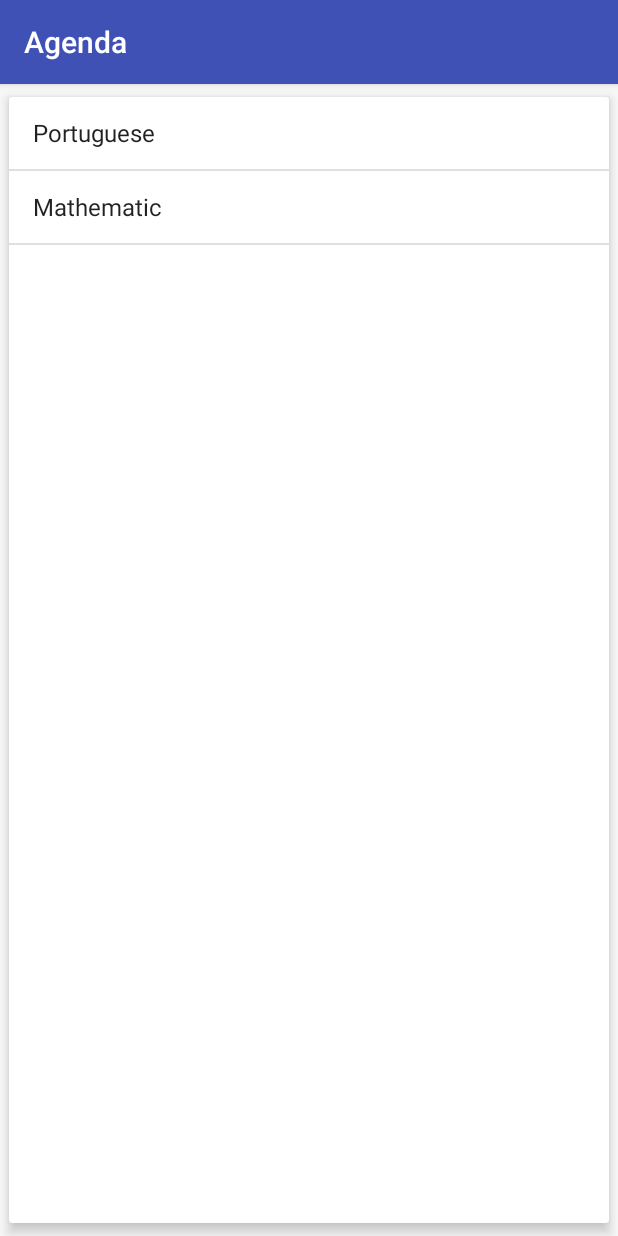
After one commit to yuriyonamine/Agenda, an Android app: the TestListFragment screen opened directly, with no data from a screen before it, on a phone screen of 412 x 824 dp. The commit adds this screen. Run offline under Robolectric (Android 15) with nearby library versions, the light colour scheme and no system bars.

Commit message:
Create a fragment layout to show the Topic of the tests

```diff
--- a/app/build.gradle
+++ b/app/build.gradle
@@ -20,10 +20,11 @@ android {
 }
 
 dependencies {
-    compile fileTree(dir: 'libs', include: ['*.jar'])
+    compile fileTree(include: ['*.jar'], dir: 'libs')
     androidTestCompile('com.android.support.test.espresso:espresso-core:2.2.2', {
         exclude group: 'com.android.support', module: 'support-annotations'
     })
     compile 'com.android.support:appcompat-v7:24.2.1'
     testCompile 'junit:junit:4.12'
+    compile 'com.android.support:cardview-v7:25.1.0'
 }
--- a/app/src/main/AndroidManifest.xml
+++ b/app/src/main/AndroidManifest.xml
@@ -29,6 +29,7 @@
             </intent-filter>
         </activity>
         <activity android:name=".RegisterFormActivity" />
+        <activity android:name=".TestsActivity"/>
 
         <receiver
             android:name=".receiver.SmsReceiver"
--- /dev/null
+++ b/app/src/main/java/com/example/play/yuri/agenda/TestListFragment.java
@@ -0,0 +1,54 @@
+package com.example.play.yuri.agenda;
+
+import android.os.Bundle;
+import android.support.annotation.Nullable;
+import android.support.v4.app.Fragment;
+import android.support.v4.widget.ListViewAutoScrollHelper;
+import android.util.ArraySet;
+import android.view.LayoutInflater;
+import android.view.View;
+import android.view.ViewGroup;
+import android.widget.AdapterView;
+import android.widget.ArrayAdapter;
+import android.widget.ListView;
+import android.widget.Toast;
+
+import com.example.play.yuri.agenda.R;
+import com.example.play.yuri.agenda.model.Test;
+
+import java.util.Arrays;
+import java.util.List;
+
+public class TestListFragment extends Fragment {
+    @Nullable
+    @Override
+    public View onCreateView(LayoutInflater inflater, @Nullable ViewGroup container, @Nullable Bundle savedInstanceState) {
+        View view = inflater.inflate(R.layout.tests_list_fragment, container, false);
+        List<String> portugueseTopics = Arrays.asList("Subject", "Predicate", "Direct Object", "Indirect Object");
+        Test portugueseTest = new Test("Portuguese", "06/02/2017", portugueseTopics);
+
+        List<String> mathTopics = Arrays.asList("Trigonometry", "Natural Numbers");
+        Test mathTest = new Test("Mathematic", "06/05/2017", mathTopics);
+
+        List<Test> tests = Arrays.asList(portugueseTest, mathTest);
+
+        ArrayAdapter<Test> adapter = new ArrayAdapter<>(getContext(), android.R.layout.simple_list_item_1, tests);
+
+        ListView listView = (ListView) view.findViewById(R.id.tests_list);
+        listView.setAdapter(adapter);
+
+        listView.setOnItemClickListener(new AdapterView.OnItemClickListener() {
+            @Override
+            public void onItemClick(AdapterView<?> parent, View view, int position, long id) {
+                Test test = (Test) parent.getItemAtPosition(position);
+                Toast.makeText(view.getContext(), test.getSubject(), Toast.LENGTH_LONG).show();
+
+                TestsActivity testsActivity = (TestsActivity) getActivity();
+                testsActivity.selectTest(test);
+            }
+        });
+
+
+        return view;
+    }
+}
--- /dev/null
+++ b/app/src/main/java/com/example/play/yuri/agenda/TestsActivity.java
@@ -0,0 +1,47 @@
+package com.example.play.yuri.agenda;
+
+import android.os.Bundle;
+import android.support.v4.app.FragmentManager;
+import android.support.v4.app.FragmentTransaction;
+import android.support.v7.app.AppCompatActivity;
+
+import com.example.play.yuri.agenda.model.Test;
+
+public class TestsActivity extends AppCompatActivity {
+    @Override
+    public void onCreate(Bundle savedInstanceState) {
+        super.onCreate(savedInstanceState);
+        setContentView(R.layout.tests_activity);
+
+        FragmentManager fragmentManager = getSupportFragmentManager();
+        FragmentTransaction tx = fragmentManager.beginTransaction();
+        tx.replace(R.id.main_frame, new TestListFragment());
+        if (isLandscapeMode()) {
+            tx.replace(R.id.secondary_frame, new TestDetailsFragment());
+        }
+
+        tx.commit();
+    }
+
+    private boolean isLandscapeMode() {
+        return getResources().getBoolean(R.bool.landscapeMode);
+    }
+
+    public void selectTest(Test test) {
+        FragmentManager manager = getSupportFragmentManager();
+        if (isLandscapeMode()) {
+            TestDetailsFragment detalhesFragment =
+                    (TestDetailsFragment) manager.findFragmentById(R.id.secondary_frame);
+            detalhesFragment.fillFields(test);
+        } else {
+            FragmentTransaction tx = manager.beginTransaction();
+            TestDetailsFragment detalhesFragment = new TestDetailsFragment();
+            Bundle parametros = new Bundle();
+            parametros.putSerializable("test", test);
+            detalhesFragment.setArguments(parametros);
+            tx.replace(R.id.main_frame, detalhesFragment);
+            tx.addToBackStack(null);
+            tx.commit();
+        }
+    }
+}
--- /dev/null
+++ b/app/src/main/java/com/example/play/yuri/agenda/model/Test.java
@@ -0,0 +1,45 @@
+package com.example.play.yuri.agenda.model;
+
+import java.io.Serializable;
+import java.util.List;
+
+public class Test implements Serializable{
+    private String subject;
+    private String date;
+    private List<String> topics;
+
+    public Test(String subject, String date, List<String> topics) {
+        this.subject = subject;
+        this.date = date;
+        this.topics = topics;
+    }
+
+    @Override
+    public String toString() {
+        return subject;
+    }
+
+    public String getSubject() {
+        return subject;
+    }
+
+    public void setSubject(String subject) {
+        this.subject = subject;
+    }
+
+    public String getDate() {
+        return date;
+    }
+
+    public void setDate(String date) {
+        this.date = date;
+    }
+
+    public List<String> getTopics() {
+        return topics;
+    }
+
+    public void setTopics(List<String> topics) {
+        this.topics = topics;
+    }
+}
--- /dev/null
+++ b/app/src/main/res/layout-land/tests_activity.xml
@@ -0,0 +1,20 @@
+<?xml version="1.0" encoding="utf-8"?>
+<LinearLayout
+    xmlns:android="http://schemas.android.com/apk/res/android"
+    android:layout_width="match_parent"
+    android:layout_height="match_parent"
+    android:orientation="horizontal">
+
+    <FrameLayout
+        android:id="@+id/main_frame"
+        android:layout_width="0dp"
+        android:layout_height="match_parent"
+        android:layout_weight="1"/>
+
+    <FrameLayout
+        android:id="@+id/secondary_frame"
+        android:layout_width="0dp"
+        android:layout_height="match_parent"
+        android:layout_weight="2"/>
+
+</LinearLayout>
--- /dev/null
+++ b/app/src/main/res/layout/tests_activity.xml
@@ -0,0 +1,7 @@
+<?xml version="1.0" encoding="utf-8"?>
+<FrameLayout xmlns:android="http://schemas.android.com/apk/res/android"
+    android:id="@+id/main_frame"
+    android:layout_width="match_parent"
+    android:layout_height="match_parent">
+
+</FrameLayout>
--- /dev/null
+++ b/app/src/main/res/layout/tests_list_fragment.xml
@@ -0,0 +1,14 @@
+<?xml version="1.0" encoding="utf-8"?>
+<android.support.v7.widget.CardView xmlns:android="http://schemas.android.com/apk/res/android"
+    xmlns:app="http://schemas.android.com/apk/res-auto"
+    android:layout_width="match_parent"
+    android:layout_height="match_parent"
+    app:cardElevation="5dp"
+    app:cardUseCompatPadding="true">
+
+    <ListView
+        android:id="@+id/tests_list"
+        android:layout_width="match_parent"
+        android:layout_height="match_parent"></ListView>
+
+</android.support.v7.widget.CardView>
--- a/app/src/main/res/menu/student_list_menu.xml
+++ b/app/src/main/res/menu/student_list_menu.xml
@@ -6,4 +6,9 @@
         android:icon="@drawable/ic_enviar"
         android:title="Send Ratings"
         app:showAsAction="always" />
+    <item
+        android:id="@+id/download_tests_menu"
+        android:title="Download the tests"
+        android:icon="@drawable/ic_receber"
+        app:showAsAction="always"/>
 </menu>
--- /dev/null
+++ b/app/src/main/res/values-land/bools.xml
@@ -0,0 +1,4 @@
+<?xml version="1.0" encoding="utf-8"?>
+<resources>
+    <bool name="landscapeMode">true</bool>
+</resources>
--- /dev/null
+++ b/app/src/main/res/values/bools.xml
@@ -0,0 +1,4 @@
+<?xml version="1.0" encoding="utf-8"?>
+<resources>
+    <bool name="landscapeMode">false</bool>
+</resources>
```
Also changed, not shown: app/src/main/java/com/example/play/yuri/agenda/StudentListActivity.java (+10 -5 lines), app/src/main/java/com/example/play/yuri/agenda/TestDetailsFragment.java (added, +46 -0 lines), app/src/main/res/layout/test_details_fragment.xml (added, +50 -0 lines).
